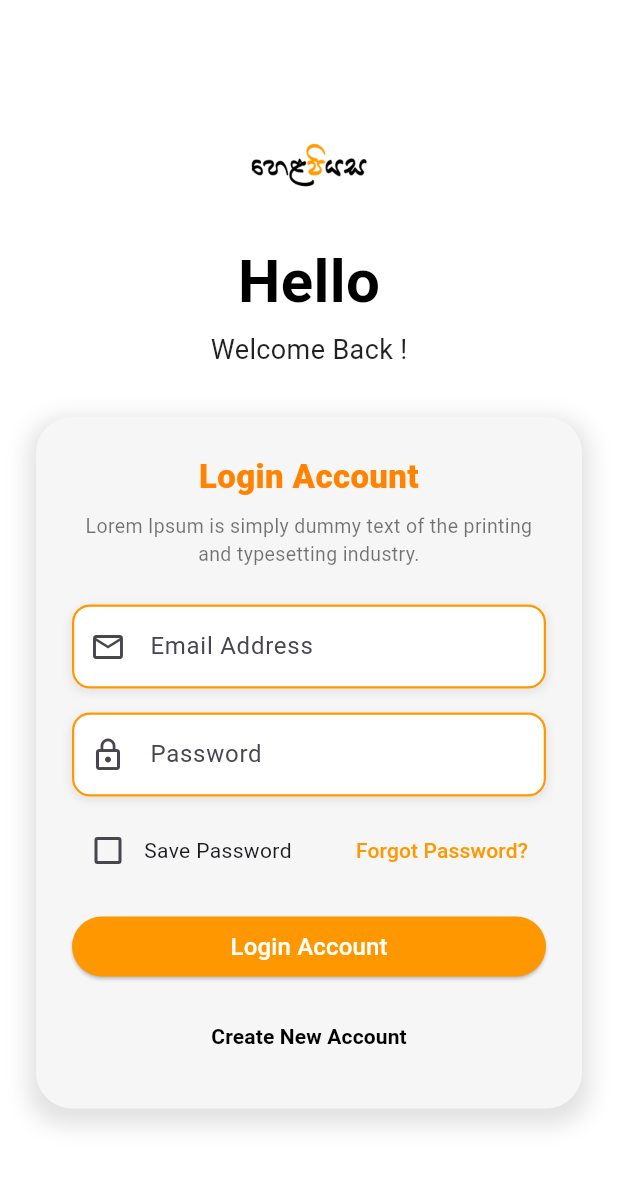
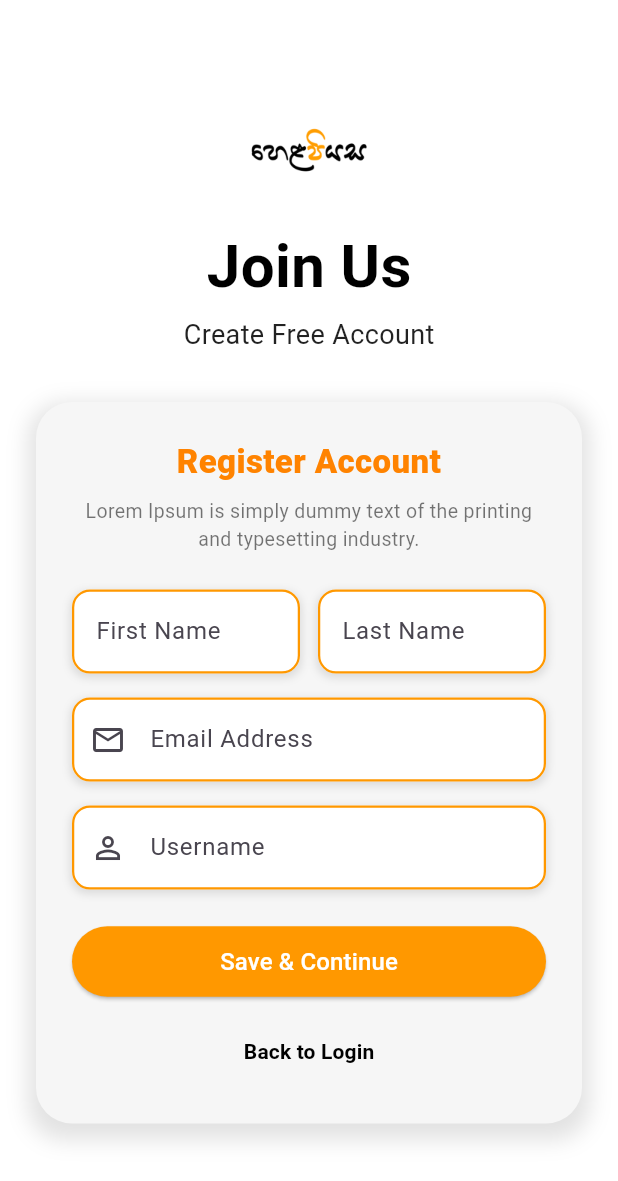
Before and after one commit to vihangasynotec/Helapiyasa_Mobile_Frontend, a Flutter app: the LoginScreen screen opened by its route, after a tap on "Create New Account", on a phone screen of 412 x 824 dp. Shown: the top 1181 px of the screen. Run offline on Flutter 3.47's test engine with Material 3 defaults, Android fonts, the phone set to English and light mode, and no system bars.

Commit message:
Register Page Complete

```diff
--- a/lib/main.dart
+++ b/lib/main.dart
@@ -1,4 +1,5 @@
 import 'package:flutter/material.dart';
+import 'screens/register_page.dart';
 import 'screens/welcome_page.dart';
 import 'screens/tutorial_step_one.dart';
 import 'screens/tutorial_step_two.dart';
@@ -28,6 +29,7 @@ class MyApp extends StatelessWidget {
         '/tutorial_step_two': (context) => const TutorialStepTwo(),
         '/tutorial_step_three': (context) => const TutorialStepThree(),
         '/login_page': (context) => const LoginScreen(),
+        '/register_page': (context) => const RegisterScreen(),
       },
     );
   }
--- a/lib/screens/login_page.dart
+++ b/lib/screens/login_page.dart
@@ -205,7 +205,7 @@ class _LoginScreenState extends State<LoginScreen> {
                           padding: const EdgeInsets.symmetric(vertical: 5),
                         ),
                         onPressed: () {
-                          // TODO: Login action
+
                         },
                         child: const Text(
                           'Login Account',
@@ -217,7 +217,7 @@ class _LoginScreenState extends State<LoginScreen> {
                       // Create New Account
                       TextButton(
                         onPressed: () {
-                          // TODO: Navigate to sign up
+                          Navigator.pushReplacementNamed(context, '/register_page'); // Navigate to Register Page
                         },
                         child: const Text(
                           'Create New Account',
--- /dev/null
+++ b/lib/screens/register_page.dart
@@ -0,0 +1,226 @@
+import 'package:flutter/material.dart';
+
+class RegisterScreen extends StatefulWidget {
+  const RegisterScreen({super.key});
+
+  @override
+  State<RegisterScreen> createState() => _RegisterScreenState();
+}
+
+class _RegisterScreenState extends State<RegisterScreen> {
+  final TextEditingController _firstNameController = TextEditingController();
+  final TextEditingController _lastNameController = TextEditingController();
+  final TextEditingController _emailController = TextEditingController();
+  final TextEditingController _usernameController = TextEditingController();
+  final TextEditingController _passwordController = TextEditingController();
+
+  @override
+  Widget build(BuildContext context) {
+    return Scaffold(
+      body: Container(
+        decoration: const BoxDecoration(
+          gradient: LinearGradient(
+            begin: Alignment.topCenter,
+            end: Alignment.bottomCenter,
+            colors: [
+              Colors.white,
+              Color(0xFFFFFFFF),
+            ],
+          ),
+        ),
+        child: Center(
+          child: SingleChildScrollView(
+            padding: const EdgeInsets.symmetric(horizontal: 24.0),
+            child: Column(
+              crossAxisAlignment: CrossAxisAlignment.center,
+              children: [
+                // Logo
+                Image.asset(
+                  'assets/logo.png', // Replace with your logo asset
+                  height: 50,
+                  width: 80,
+                ),
+                const SizedBox(height: 24),
+
+                const Text(
+                  'Join Us',
+                  style: TextStyle(
+                    fontSize: 40,
+                    fontWeight: FontWeight.bold,
+                    color: Colors.black,
+                  ),
+                ),
+                const SizedBox(height: 4),
+                const Text(
+                  'Create Free Account',
+                  style: TextStyle(
+                    fontSize: 18,
+                    color: Colors.black87,
+                  ),
+                ),
+                const SizedBox(height: 32),
+
+                // Registration card
+                Container(
+                  padding: const EdgeInsets.all(24.0),
+                  decoration: BoxDecoration(
+                    color: const Color(0xFFF6F6F6),
+                    borderRadius: BorderRadius.circular(24),
+                    boxShadow: [
+                      BoxShadow(
+                        color: Colors.grey.withOpacity(0.3),
+                        spreadRadius: 5,
+                        blurRadius: 12,
+                        offset: const Offset(0, 6),
+                      ),
+                    ],
+                  ),
+                  child: Column(
+                    crossAxisAlignment: CrossAxisAlignment.stretch,
+                    children: [
+                      const Text(
+                        'Register Account',
+                        style: TextStyle(
+                          color: Color(0xFFFF8300),
+                          fontSize: 22,
+                          fontWeight: FontWeight.w800,
+                        ),
+                        textAlign: TextAlign.center,
+                      ),
+                      const SizedBox(height: 8),
+                      const Text(
+                        'Lorem Ipsum is simply dummy text of the printing and typesetting industry.',
+                        textAlign: TextAlign.center,
+                        style: TextStyle(fontSize: 13, color: Colors.black54),
+                      ),
+                      const SizedBox(height: 24),
+
+                      // First and Last Name
+                      Row(
+                        children: [
+                          Expanded(
+                            child: _buildTextField(
+                              controller: _firstNameController,
+                              label: 'First Name',
+                              hint: 'Your First Name',
+                            ),
+                          ),
+                          const SizedBox(width: 12),
+                          Expanded(
+                            child: _buildTextField(
+                              controller: _lastNameController,
+                              label: 'Last Name',
+                              hint: 'Your Last Name',
+                            ),
+                          ),
+                        ],
+                      ),
+                      const SizedBox(height: 16),
+
+                      // Email
+                      _buildTextField(
+                        controller: _emailController,
+                        label: 'Email Address',
+                        hint: 'Your Email Address',
+                        icon: Icons.email_outlined,
+                      ),
+                      const SizedBox(height: 16),
+
+                      // Username
+                      _buildTextField(
+                        controller: _usernameController,
+                        label: 'Username',
+                        hint: 'example1234',
+                        icon: Icons.person_outline,
+                      ),
+                      const SizedBox(height: 24),
+
+                      // Save Button
+                      ElevatedButton(
+                        style: ElevatedButton.styleFrom(
+                          backgroundColor: Colors.orange,
+                          foregroundColor: Colors.white,
+                          shape: RoundedRectangleBorder(
+                            borderRadius: BorderRadius.circular(30),
+                          ),
+                          padding: const EdgeInsets.symmetric(vertical: 12),
+                        ),
+                        onPressed: () {
+                          // TODO: Save logic
+                        },
+                        child: const Text(
+                          'Save & Continue',
+                          style: TextStyle(fontSize: 16),
+                        ),
+                      ),
+                      const SizedBox(height: 12),
+
+                      // Back to Login
+                      TextButton(
+                        onPressed: () {
+                          Navigator.pushReplacementNamed(context, '/login_page');
+                        },
+                        child: const Text(
+                          'Back to Login',
+                          style: TextStyle(
+                            fontWeight: FontWeight.w600,
+                            color: Colors.black,
+                          ),
+                        ),
+                      ),
+                    ],
+                  ),
+                ),
+              ],
+            ),
+          ),
+        ),
+      ),
+    );
+  }
+
+  Widget _buildTextField({
+    required TextEditingController controller,
+    required String label,
+    required String hint,
+    IconData? icon,
+    bool obscureText = false,
+  }) {
+    return Container(
+      decoration: BoxDecoration(
+        borderRadius: BorderRadius.circular(12),
+        boxShadow: [
+          BoxShadow(
+            color: Colors.grey.withOpacity(0.3),
+            spreadRadius: 1,
+            blurRadius: 4,
+            offset: const Offset(0, 2),
+          ),
+        ],
+      ),
+      child: TextField(
+        controller: controller,
+        obscureText: obscureText,
+        decoration: InputDecoration(
+          labelText: label,
+          hintText: hint,
+          prefixIcon: icon != null ? Icon(icon) : null,
+          filled: true,
+          fillColor: Colors.white,
+          border: OutlineInputBorder(
+            borderRadius: BorderRadius.circular(12),
+            borderSide: const BorderSide(color: Colors.orange, width: 1.5),
+          ),
+          enabledBorder: OutlineInputBorder(
+            borderRadius: BorderRadius.circular(12),
+            borderSide: const BorderSide(color: Colors.orange, width: 1.5),
+          ),
+          focusedBorder: OutlineInputBorder(
+            borderRadius: BorderRadius.circular(12),
+            borderSide: const BorderSide(color: Colors.orange, width: 2),
+          ),
+        ),
+      ),
+    );
+  }
+}
```
